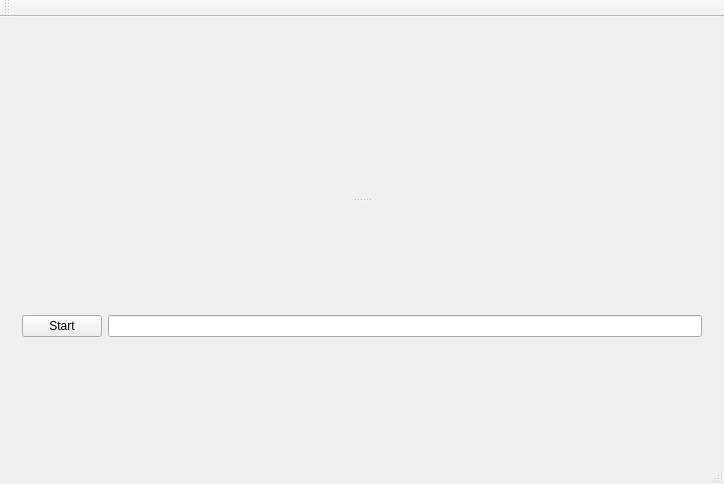
This is portableAccIII_windows_mingw/mainwindow.ui in wenxuanou/AccIIIUI as Qt 5 draws it before an edit. The edited form follows.
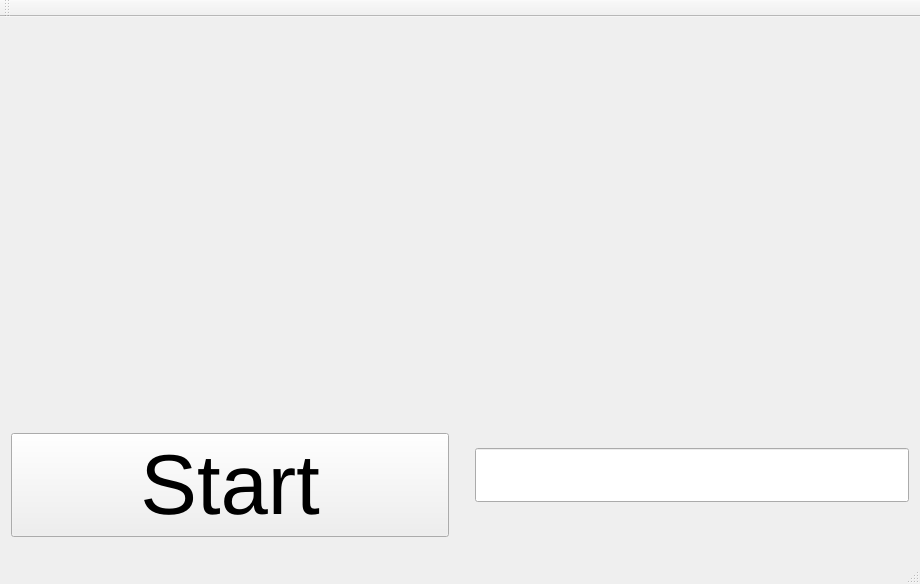
This is the edited form. Custom widgets are drawn as their Qt base class.

Commit message: Enhanced UI and sampling time fixed. Still has minor bugs when release to other PC

```diff
--- a/portableAccIII_windows_mingw/mainwindow.ui
+++ b/portableAccIII_windows_mingw/mainwindow.ui
@@ -6,36 +6,108 @@
    <rect>
     <x>0</x>
     <y>0</y>
-    <width>724</width>
-    <height>484</height>
+    <width>920</width>
+    <height>584</height>
    </rect>
   </property>
   <property name="windowTitle">
    <string>MainWindow</string>
   </property>
   <widget class="QWidget" name="centralWidget">
-   <layout class="QVBoxLayout" name="verticalLayout">
+   <layout class="QHBoxLayout" name="horizontalLayout_3">
     <item>
-     <widget class="QSplitter" name="splitter">
-      <property name="orientation">
-       <enum>Qt::Vertical</enum>
-      </property>
-      <widget class="QCustomPlot" name="customPlot" native="true"/>
-      <widget class="QWidget" name="">
+     <layout class="QVBoxLayout" name="verticalLayout_2">
+      <item>
+       <widget class="QCustomPlot" name="customPlot" native="true">
+        <layout class="QHBoxLayout" name="horizontalLayout_2">
+         <item>
+          <spacer name="horizontalSpacer_2">
+           <property name="orientation">
+            <enum>Qt::Horizontal</enum>
+           </property>
+           <property name="sizeHint" stdset="0">
+            <size>
+             <width>928</width>
+             <height>20</height>
+            </size>
+           </property>
+          </spacer>
+         </item>
+         <item>
+          <spacer name="verticalSpacer_2">
+           <property name="orientation">
+            <enum>Qt::Vertical</enum>
+           </property>
+           <property name="sizeHint" stdset="0">
+            <size>
+             <width>20</width>
+             <height>343</height>
+            </size>
+           </property>
+          </spacer>
+         </item>
+        </layout>
+       </widget>
+      </item>
+      <item>
        <layout class="QHBoxLayout" name="horizontalLayout">
         <item>
-         <widget class="QPushButton" name="startButton">
+         <layout class="QVBoxLayout" name="verticalLayout">
+          <item>
+           <spacer name="horizontalSpacer">
+            <property name="orientation">
+             <enum>Qt::Horizontal</enum>
+            </property>
+            <property name="sizeHint" stdset="0">
+             <size>
+              <width>438</width>
+              <height>20</height>
+             </size>
+            </property>
+           </spacer>
+          </item>
+          <item>
+           <widget class="QPushButton" name="startButton">
+            <property name="font">
+             <font>
+              <pointsize>64</pointsize>
+             </font>
+            </property>
+            <property name="text">
+             <string>Start</string>
+            </property>
+           </widget>
+          </item>
+         </layout>
+        </item>
+        <item>
+         <spacer name="verticalSpacer">
+          <property name="orientation">
+           <enum>Qt::Vertical</enum>
+          </property>
+          <property name="sizeHint" stdset="0">
+           <size>
+            <width>20</width>
+            <height>108</height>
+           </size>
+          </property>
+         </spacer>
+        </item>
+        <item>
+         <widget class="QLineEdit" name="sampleTime">
+          <property name="font">
+           <font>
+            <pointsize>30</pointsize>
+           </font>
+          </property>
           <property name="text">
-           <string>Start</string>
+           <string/>
           </property>
          </widget>
         </item>
-        <item>
-         <widget class="QLineEdit" name="sampleTime"/>
-        </item>
        </layout>
-      </widget>
-     </widget>
+      </item>
+     </layout>
     </item>
    </layout>
   </widget>
```
Left out of the diff: 4 changed lines with no effect on the pictures. The commit also changes 5 other files.
